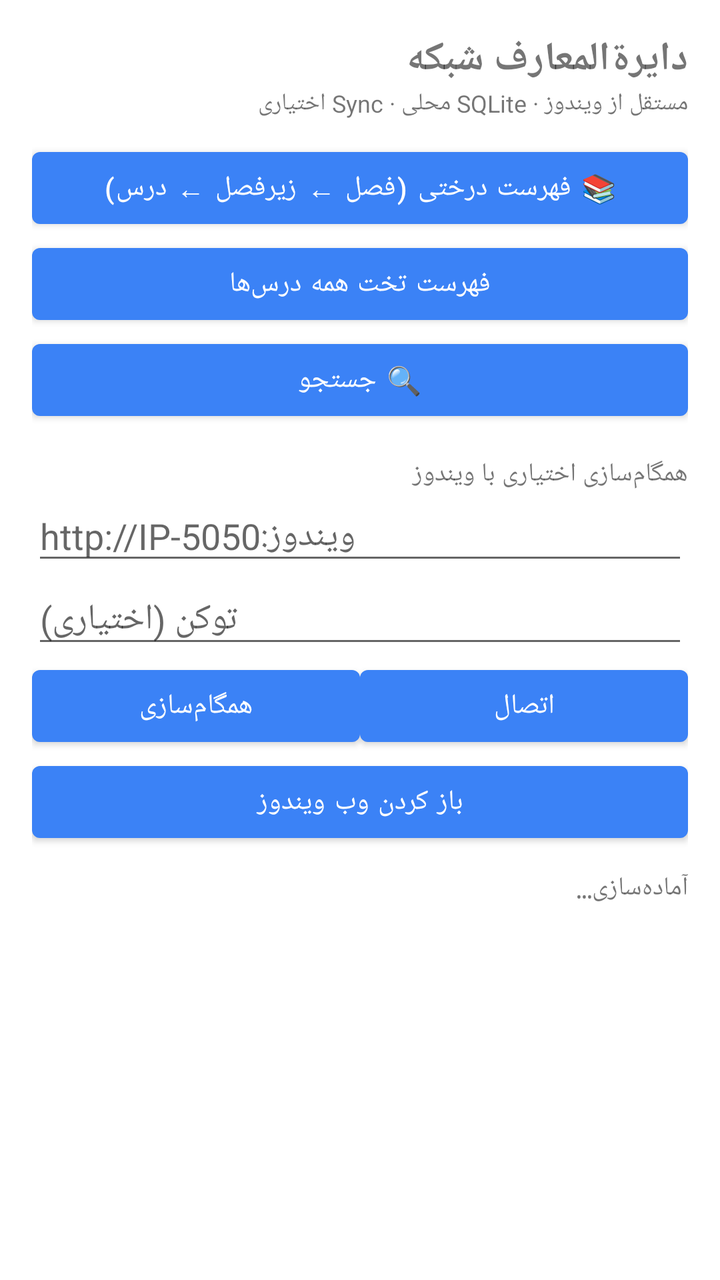
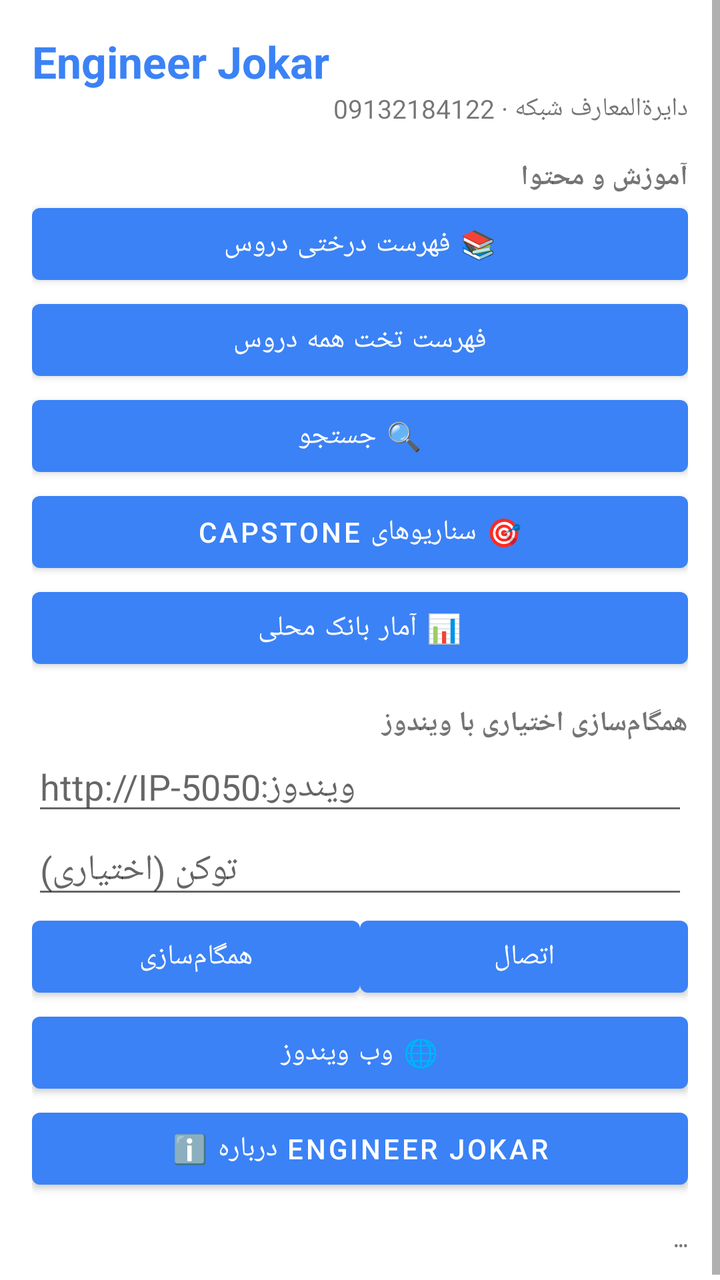

Before-and-after screenshots of an Android layout around one commit, followed by the original layout XML and the change that was made.
<!-- AndroidManifest.xml: application theme Theme.NetEnc -->
<!-- res/layout/activity_main.xml -->
<?xml version="1.0" encoding="utf-8"?>
<LinearLayout xmlns:android="http://schemas.android.com/apk/res/android"
    android:layout_width="match_parent"
    android:layout_height="match_parent"
    android:orientation="vertical"
    android:padding="16dp"
    android:layoutDirection="rtl">

    <TextView
        android:layout_width="match_parent"
        android:layout_height="wrap_content"
        android:text="دایرةالمعارف شبکه"
        android:textSize="20sp"
        android:textStyle="bold" />

    <TextView
        android:layout_width="match_parent"
        android:layout_height="wrap_content"
        android:text="مستقل از ویندوز · SQLite محلی · Sync اختیاری"
        android:textSize="12sp"
        android:paddingBottom="10dp" />

    <Button
        android:id="@+id/btnTree"
        android:layout_width="match_parent"
        android:layout_height="wrap_content"
        android:text="📚 فهرست درختی (فصل ← زیرفصل ← درس)" />

    <Button
        android:id="@+id/btnCatalog"
        android:layout_width="match_parent"
        android:layout_height="wrap_content"
        android:text="فهرست تخت همه درس‌ها" />

    <Button
        android:id="@+id/btnSearch"
        android:layout_width="match_parent"
        android:layout_height="wrap_content"
        android:text="🔍 جستجو" />

    <TextView
        android:layout_width="match_parent"
        android:layout_height="wrap_content"
        android:text="همگام‌سازی اختیاری با ویندوز"
        android:textSize="13sp"
        android:paddingTop="14dp" />

    <EditText
        android:id="@+id/hostInput"
        android:layout_width="match_parent"
        android:layout_height="wrap_content"
        android:hint="http://IP-ویندوز:5050"
        android:inputType="textUri"
        android:layoutDirection="ltr"
        android:textAlignment="viewStart" />

    <EditText
        android:id="@+id/tokenInput"
        android:layout_width="match_parent"
        android:layout_height="wrap_content"
        android:hint="توکن (اختیاری)"
        android:inputType="textPassword" />

    <LinearLayout
        android:layout_width="match_parent"
        android:layout_height="wrap_content"
        android:orientation="horizontal">
        <Button android:id="@+id/btnHello" android:layout_width="0dp" android:layout_height="wrap_content" android:layout_weight="1" android:text="اتصال" />
        <Button android:id="@+id/btnSync" android:layout_width="0dp" android:layout_height="wrap_content" android:layout_weight="1" android:text="همگام‌سازی" />
    </LinearLayout>

    <Button
        android:id="@+id/btnOpenWeb"
        android:layout_width="match_parent"
        android:layout_height="wrap_content"
        android:text="باز کردن وب ویندوز" />

    <ScrollView
        android:layout_width="match_parent"
        android:layout_height="0dp"
        android:layout_weight="1"
        android:paddingTop="10dp">
        <TextView
            android:id="@+id/logView"
            android:layout_width="match_parent"
            android:layout_height="wrap_content"
            android:textIsSelectable="true"
            android:textSize="13sp"
            android:typeface="monospace"
            android:text="آماده‌سازی…" />
    </ScrollView>
</LinearLayout>
<!-- resources referenced by this layout -->
<resources>
  <style name="Theme.NetEnc" parent="Theme.MaterialComponents.DayNight.DarkActionBar">
          <item name="colorPrimary">#3B82F6</item>
          <item name="colorPrimaryVariant">#1E3A5F</item>
          <item name="colorOnPrimary">#FFFFFF</item>
          <item name="android:statusBarColor">#0F1419</item>
      </style>
</resources>

<!-- the commit's change to res/layout/activity_main.xml (unified diff, before → after) -->
@@ -1,92 +1,86 @@
 <?xml version="1.0" encoding="utf-8"?>
-<LinearLayout xmlns:android="http://schemas.android.com/apk/res/android"
+<ScrollView xmlns:android="http://schemas.android.com/apk/res/android"
     android:layout_width="match_parent"
     android:layout_height="match_parent"
-    android:orientation="vertical"
-    android:padding="16dp"
-    android:layoutDirection="rtl">
-
-    <TextView
-        android:layout_width="match_parent"
-        android:layout_height="wrap_content"
-        android:text="دایرةالمعارف شبکه"
-        android:textSize="20sp"
-        android:textStyle="bold" />
-
-    <TextView
-        android:layout_width="match_parent"
-        android:layout_height="wrap_content"
-        android:text="مستقل از ویندوز · SQLite محلی · Sync اختیاری"
-        android:textSize="12sp"
-        android:paddingBottom="10dp" />
-
-    <Button
-        android:id="@+id/btnTree"
-        android:layout_width="match_parent"
-        android:layout_height="wrap_content"
-        android:text="📚 فهرست درختی (فصل ← زیرفصل ← درس)" />
-
-    <Button
-        android:id="@+id/btnCatalog"
-        android:layout_width="match_parent"
-        android:layout_height="wrap_content"
-        android:text="فهرست تخت همه درس‌ها" />
-
-    <Button
-        android:id="@+id/btnSearch"
-        android:layout_width="match_parent"
-        android:layout_height="wrap_content"
-        android:text="🔍 جستجو" />
-
-    <TextView
-        android:layout_width="match_parent"
-        android:layout_height="wrap_content"
-        android:text="همگام‌سازی اختیاری با ویندوز"
-        android:textSize="13sp"
-        android:paddingTop="14dp" />
-
-    <EditText
-        android:id="@+id/hostInput"
-        android:layout_width="match_parent"
-        android:layout_height="wrap_content"
-        android:hint="http://IP-ویندوز:5050"
-        android:inputType="textUri"
-        android:layoutDirection="ltr"
-        android:textAlignment="viewStart" />
-
-    <EditText
-        android:id="@+id/tokenInput"
-        android:layout_width="match_parent"
-        android:layout_height="wrap_content"
-        android:hint="توکن (اختیاری)"
-        android:inputType="textPassword" />
+    android:fillViewport="true">
 
     <LinearLayout
         android:layout_width="match_parent"
         android:layout_height="wrap_content"
-        android:orientation="horizontal">
-        <Button android:id="@+id/btnHello" android:layout_width="0dp" android:layout_height="wrap_content" android:layout_weight="1" android:text="اتصال" />
-        <Button android:id="@+id/btnSync" android:layout_width="0dp" android:layout_height="wrap_content" android:layout_weight="1" android:text="همگام‌سازی" />
-    </LinearLayout>
+        android:orientation="vertical"
+        android:padding="16dp"
+        android:layoutDirection="rtl">
 
-    <Button
-        android:id="@+id/btnOpenWeb"
-        android:layout_width="match_parent"
-        android:layout_height="wrap_content"
-        android:text="باز کردن وب ویندوز" />
+        <TextView
+            android:layout_width="match_parent"
+            android:layout_height="wrap_content"
+            android:text="Engineer Jokar"
+            android:textSize="22sp"
+            android:textStyle="bold"
+            android:textColor="#3B82F6" />
 
-    <ScrollView
-        android:layout_width="match_parent"
-        android:layout_height="0dp"
-        android:layout_weight="1"
-        android:paddingTop="10dp">
+        <TextView
+            android:layout_width="match_parent"
+            android:layout_height="wrap_content"
+            android:text="دایرةالمعارف شبکه · 09132184122"
+            android:textSize="13sp"
+            android:paddingBottom="12dp" />
+
+        <TextView
+            android:layout_width="match_parent"
+            android:layout_height="wrap_content"
+            android:text="آموزش و محتوا"
+            android:textStyle="bold"
+            android:paddingTop="4dp" />
+
+        <Button android:id="@+id/btnTree" android:layout_width="match_parent" android:layout_height="wrap_content" android:text="📚 فهرست درختی دروس" />
+        <Button android:id="@+id/btnCatalog" android:layout_width="match_parent" android:layout_height="wrap_content" android:text="فهرست تخت همه دروس" />
+        <Button android:id="@+id/btnSearch" android:layout_width="match_parent" android:layout_height="wrap_content" android:text="🔍 جستجو" />
+        <Button android:id="@+id/btnScenarios" android:layout_width="match_parent" android:layout_height="wrap_content" android:text="🎯 سناریوهای Capstone" />
+        <Button android:id="@+id/btnStats" android:layout_width="match_parent" android:layout_height="wrap_content" android:text="📊 آمار بانک محلی" />
+
+        <TextView
+            android:layout_width="match_parent"
+            android:layout_height="wrap_content"
+            android:text="همگام‌سازی اختیاری با ویندوز"
+            android:textStyle="bold"
+            android:paddingTop="14dp" />
+
+        <EditText
+            android:id="@+id/hostInput"
+            android:layout_width="match_parent"
+            android:layout_height="wrap_content"
+            android:hint="http://IP-ویندوز:5050"
+            android:inputType="textUri"
+            android:layoutDirection="ltr"
+            android:textAlignment="viewStart" />
+
+        <EditText
+            android:id="@+id/tokenInput"
+            android:layout_width="match_parent"
+            android:layout_height="wrap_content"
+            android:hint="توکن (اختیاری)"
+            android:inputType="textPassword" />
+
+        <LinearLayout
+            android:layout_width="match_parent"
+            android:layout_height="wrap_content"
+            android:orientation="horizontal">
+            <Button android:id="@+id/btnHello" android:layout_width="0dp" android:layout_height="wrap_content" android:layout_weight="1" android:text="اتصال" />
+            <Button android:id="@+id/btnSync" android:layout_width="0dp" android:layout_height="wrap_content" android:layout_weight="1" android:text="همگام‌سازی" />
+        </LinearLayout>
+
+        <Button android:id="@+id/btnOpenWeb" android:layout_width="match_parent" android:layout_height="wrap_content" android:text="🌐 وب ویندوز" />
+        <Button android:id="@+id/btnAbout" android:layout_width="match_parent" android:layout_height="wrap_content" android:text="ℹ️ درباره Engineer Jokar" />
+
         <TextView
             android:id="@+id/logView"
             android:layout_width="match_parent"
             android:layout_height="wrap_content"
+            android:paddingTop="12dp"
             android:textIsSelectable="true"
-            android:textSize="13sp"
+            android:textSize="12sp"
             android:typeface="monospace"
-            android:text="آماده‌سازی…" />
-    </ScrollView>
-</LinearLayout>
+            android:text="…" />
+    </LinearLayout>
+</ScrollView>
